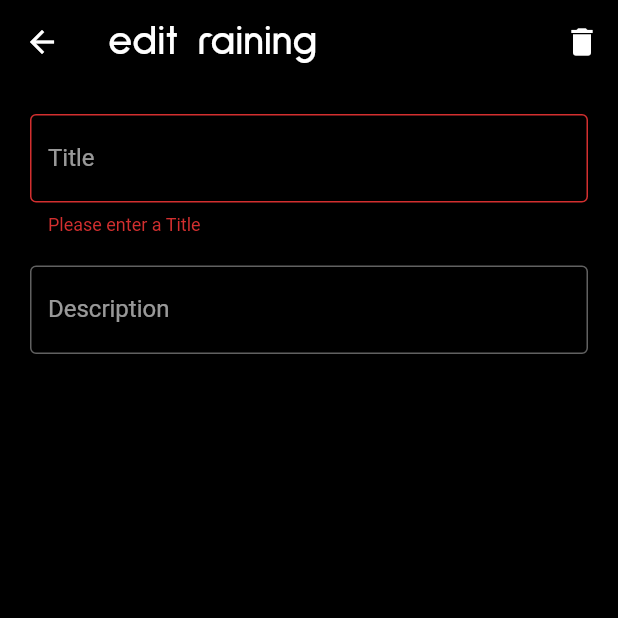
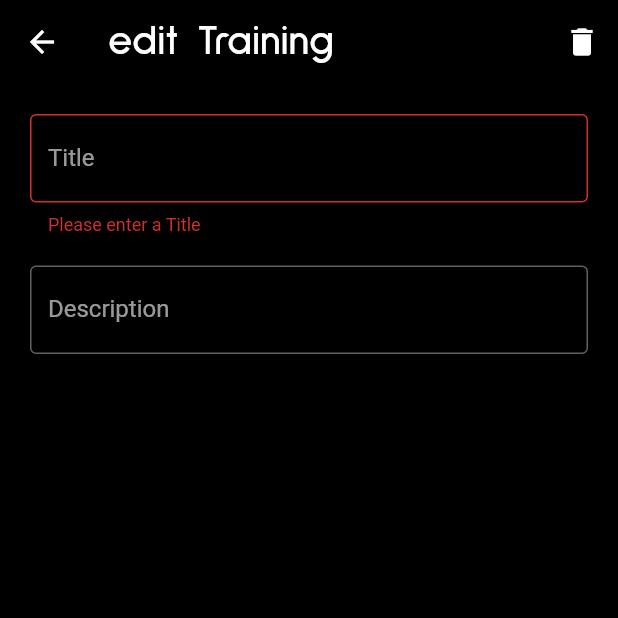
Before and after one commit to simpldot/randomtraining, a Flutter app: the EditTrainingView screen opened directly with empty values, after a tap on "Save", on a phone screen of 412 x 824 dp, the top half of it. Run offline on Flutter 3.47's test engine with Material 2 defaults, Android fonts, the phone set to English and light mode, and no system bars; our stand-ins replace hive, hive_flutter; accounts and stored records are empty; generated files the repository leaves out were written again.

Commit message:
save text

```diff
--- a/lib/views/training/editTrainingView.dart
+++ b/lib/views/training/editTrainingView.dart
@@ -2,26 +2,31 @@ import 'package:flutter/material.dart';
 import 'package:provider/provider.dart';
 import 'package:randomtraining/controllers/blockController.dart';
 import 'package:randomtraining/controllers/trainingController.dart';
+import 'package:randomtraining/models/training.dart';
 import 'package:randomtraining/shared/textStyles.dart';
 
 class EditTrainingView extends StatefulWidget {
   final int id;
-  const EditTrainingView({Key key, @required this.id}) : super(key: key);
+  final Training training;
+  const EditTrainingView({Key key, @required this.id, @required this.training})
+      : super(key: key);
 
   @override
-  _EditTrainingViewState createState() => _EditTrainingViewState();
+  _EditTrainingViewState createState() => _EditTrainingViewState(training);
 }
 
 class _EditTrainingViewState extends State<EditTrainingView> {
-  final titleController = TextEditingController();
+  TextEditingController titleController;
+  TextEditingController descController;
 
-  final descController = TextEditingController();
+  Training training;
 
   final _formKey = GlobalKey<FormState>();
 
-  @override
-  void initState() {
-    super.initState();
+  _EditTrainingViewState(Training training) {
+    this.training = training;
+    titleController = TextEditingController(text: training.title);
+    descController = TextEditingController(text: training.desc);
   }
 
   @override
@@ -40,7 +45,7 @@ class _EditTrainingViewState extends State<EditTrainingView> {
         appBar: AppBar(
           elevation: 0,
           backgroundColor: Theme.of(context).scaffoldBackgroundColor,
-          title: Text('edit raining', style: heading),
+          title: Text('edit Training', style: heading),
           actions: [
             IconButton(
                 icon: Icon(Icons.delete),
@@ -88,8 +93,9 @@ class _EditTrainingViewState extends State<EditTrainingView> {
         floatingActionButton: FloatingActionButton.extended(
           onPressed: () {
             if (_formKey.currentState.validate()) {
-              _hiveController.addTraining(
-                  titleController.text, descController.text);
+              training.title = titleController.text;
+              training.desc = descController.text;
+              _hiveController.updateTraining(widget.id, training);
               Navigator.pop(context);
             }
           },
```
